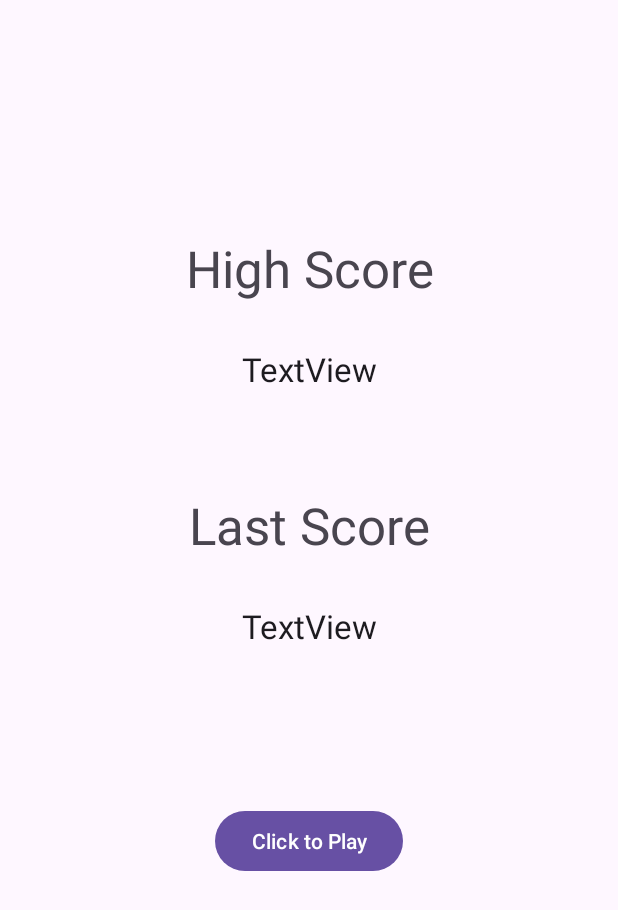
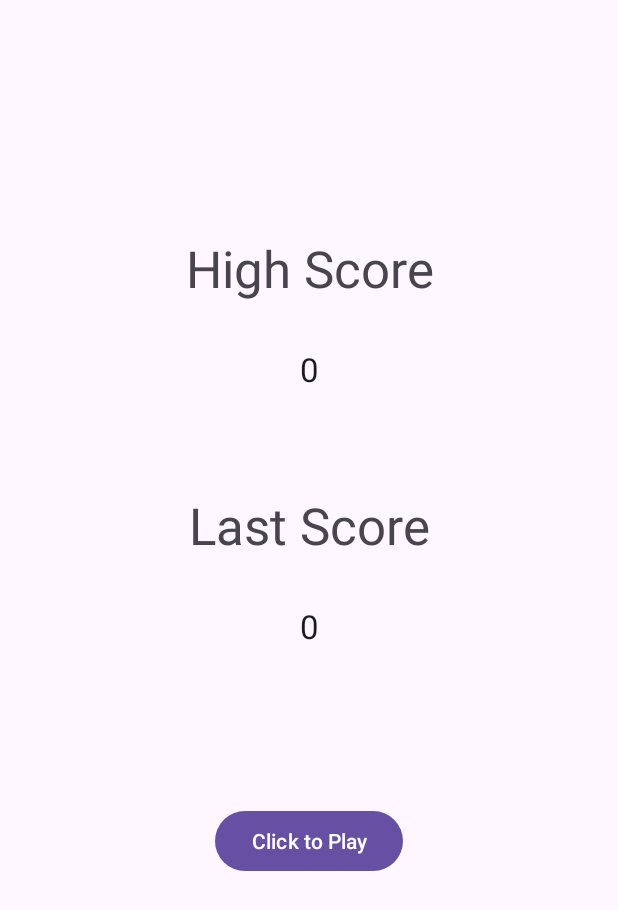
Before and after one commit to drewsche/CPRE388, an Android app: the screen it shows after launch (MainActivity), on a phone screen of 412 x 824 dp. Shown: the top 910 px of the screen. Run offline under Robolectric (Android 15) with nearby library versions, the phone set to English and light mode, and no system bars.

Commit message:
Main loads properly

```diff
--- a/PVZWAM/app/src/main/java/com/example/pvzwam/MainActivity.java
+++ b/PVZWAM/app/src/main/java/com/example/pvzwam/MainActivity.java
@@ -11,21 +11,22 @@ import android.widget.Button;
 import android.widget.TextView;
 import static java.lang.String.valueOf;
 
-
 public class MainActivity extends AppCompatActivity {
 
-//    Button play = findViewById(R.id.button_Play);
-    TextView highscore = findViewById(R.id.textView_hsNum);
-    TextView lastscore = findViewById(R.id.textView_lsNum);
+    private TextView highscore;
+    private TextView lastscore;
 
     @Override
     protected void onCreate(Bundle savedInstanceState) {
         super.onCreate(savedInstanceState);
         setContentView(R.layout.activity_main);
 
-//        SharedPreferences pref = getPreferences(Context.MODE_PRIVATE);
-//        highscore.setText(valueOf(pref.getInt("high_score", 0)));
-//        lastscore.setText(valueOf(pref.getInt("last_score", 0)));
+        highscore = findViewById(R.id.textView_hsNum);
+        lastscore = findViewById(R.id.textView_lsNum);
+
+        SharedPreferences pref = getPreferences(Context.MODE_PRIVATE);
+        highscore.setText(valueOf(pref.getInt("high_score", 0)));
+        lastscore.setText(valueOf(pref.getInt("last_score", 0)));
 
     }
 
```
